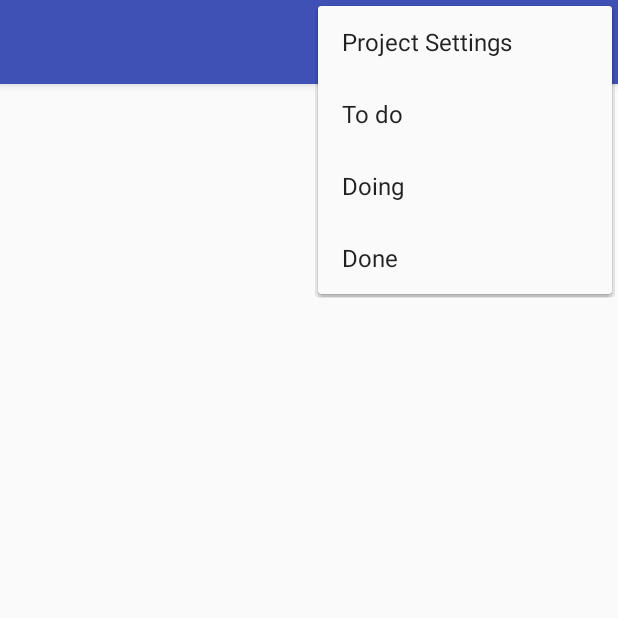
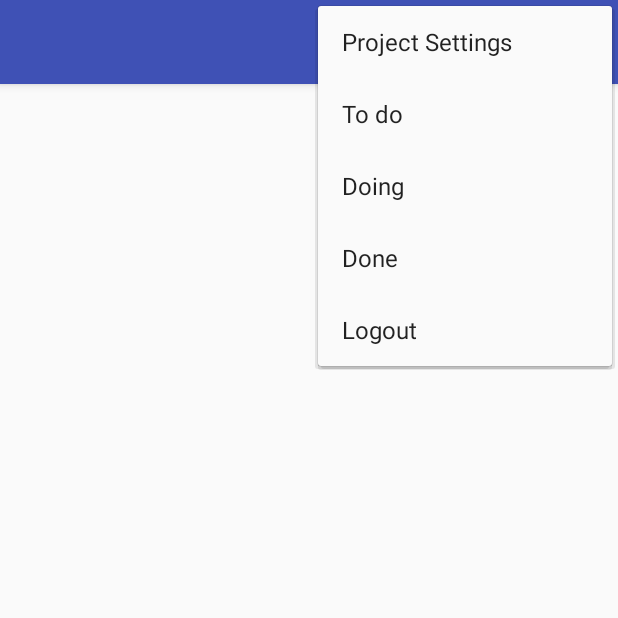
Before and after one commit to mnahm5/Task-Manager, an Android app: the ProjectActivity screen opened directly, with no data from a screen before it, with the options menu open, on a phone screen of 412 x 824 dp, the top half of it. Run offline under Robolectric (Android 15) with nearby library versions, the phone set to English and light mode, and no system bars; our stand-ins replace Volley; network calls fail.

Commit message:
Added Logout

```diff
--- a/app/src/main/res/menu/menu_home.xml
+++ b/app/src/main/res/menu/menu_home.xml
@@ -12,4 +12,9 @@
         android:orderInCategory="100"
         android:title="@string/my_projects"
         app:showAsAction="never" />
+    <item
+        android:id="@+id/action_logout"
+        android:orderInCategory="100"
+        android:title="@string/logout"
+        app:showAsAction="never" />
 </menu>
--- a/app/src/main/res/menu/menu_project.xml
+++ b/app/src/main/res/menu/menu_project.xml
@@ -22,4 +22,9 @@
         android:orderInCategory="100"
         android:title="@string/done"
         app:showAsAction="never" />
+    <item
+        android:id="@+id/action_logout"
+        android:orderInCategory="100"
+        android:title="@string/logout"
+        app:showAsAction="never" />
 </menu>
--- a/app/src/main/res/values/strings.xml
+++ b/app/src/main/res/values/strings.xml
@@ -36,6 +36,7 @@
     <string name="add_new_task">Add New Task</string>
     <string name="choose_due_date">Choose Due Date</string>
     <string name="due_date_n23rd_february">Due Date:\n23rd February</string>
+    <string name="logout">Logout</string>
     <string-array name="taskTypes">
         <item>Choose Task List</item>
         <item>To Do</item>
```
Also changed, not shown: app/src/main/java/com/example/mnahm5/task_manager/Home.java (+9 -0 lines), app/src/main/java/com/example/mnahm5/task_manager/Login.java (+8 -0 lines), app/src/main/java/com/example/mnahm5/task_manager/MainActivity.java (+10 -1 lines), app/src/main/java/com/example/mnahm5/task_manager/ProjectActivity.java (+11 -0 lines), app/src/main/java/com/example/mnahm5/task_manager/Register.java (+10 -1 lines).
